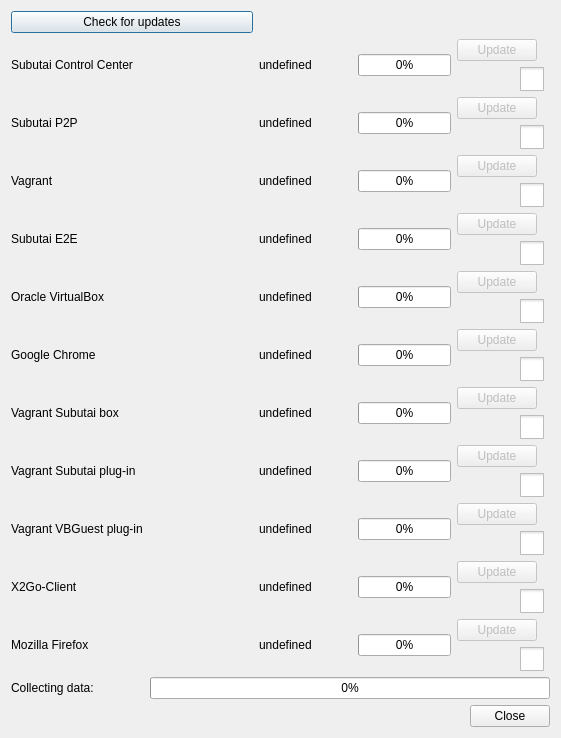
The window that hub/forms/DlgAbout.ui (subutai-io/control-center) describes before a commit, drawn with Qt 5.
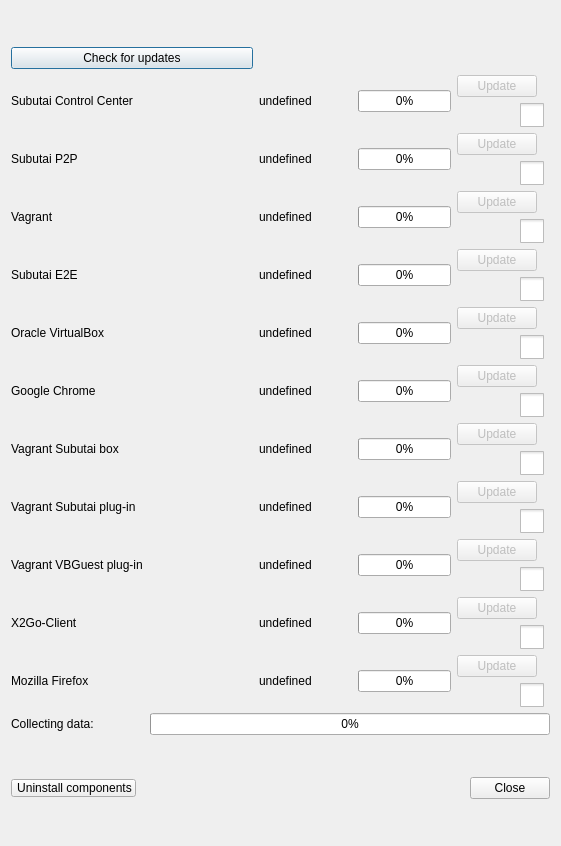
The same window after the commit. Icons and pictures are not drawn.

Commit message: added uninstall methods to components

Patch:
```diff
--- a/hub/forms/DlgAbout.ui
+++ b/hub/forms/DlgAbout.ui
@@ -7,7 +7,7 @@
     <x>0</x>
     <y>0</y>
     <width>561</width>
-    <height>494</height>
+    <height>846</height>
    </rect>
   </property>
   <property name="sizePolicy">
@@ -1286,7 +1286,37 @@
      </item>
     </layout>
    </item>
-   <item alignment="Qt::AlignRight">
+   <item>
+    <layout class="QHBoxLayout" name="horizontalLayout">
+     <item>
+      <widget class="QPushButton" name="btn_uninstall_components">
+       <property name="styleSheet">
+        <string notr="true">QPushButton {
+padding-left: 5px; 
+padding-right: 3px;
+padding-top: 1px; 
+padding-bottom: 1px;
+}</string>
+       </property>
+       <property name="text">
+        <string>Uninstall components</string>
+       </property>
+      </widget>
+     </item>
+     <item>
+      <spacer name="horizontalSpacer">
+       <property name="orientation">
+        <enum>Qt::Horizontal</enum>
+       </property>
+       <property name="sizeHint" stdset="0">
+        <size>
+         <width>40</width>
+         <height>20</height>
+        </size>
+       </property>
+      </spacer>
+     </item>
+     <item>
     <widget class="QPushButton" name="btn_close">
      <property name="sizePolicy">
       <sizepolicy hsizetype="Fixed" vsizetype="Fixed">
@@ -1301,6 +1331,8 @@
       <string>Close</string>
      </property>
     </widget>
+     </item>
+    </layout>
    </item>
   </layout>
  </widget>
```
Left out of the diff: 20 changed lines with no effect on the pictures. Lines whose indentation alone changed are shown as unchanged. The commit also changes 12 other files.
